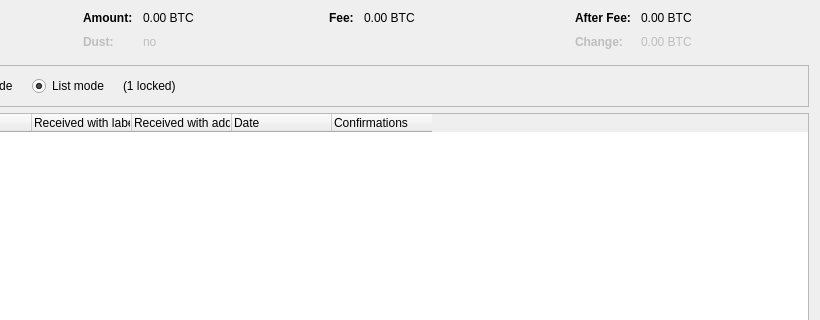
syglee7/zenacoin-ver2, file src/qt/forms/coincontroldialog.ui: the form before one commit; both pictures show x 180 to 1000 and y 0 to 320 of the 1000 by 500 pixel window.
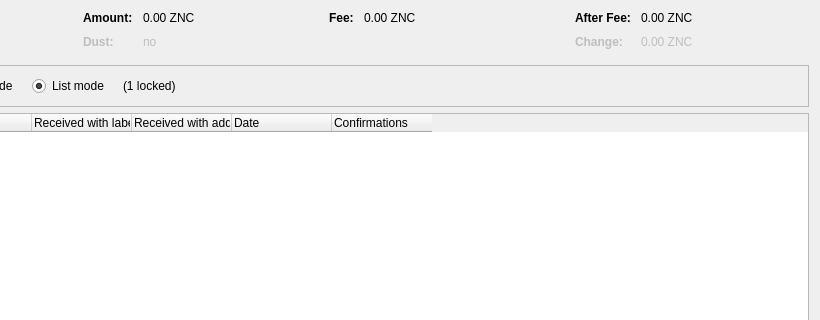
The form after the commit. Custom widgets are drawn as their Qt base class.

Diff of the .ui file:
```diff
--- a/src/qt/forms/coincontroldialog.ui
+++ b/src/qt/forms/coincontroldialog.ui
@@ -132,7 +132,7 @@
           <enum>Qt::ActionsContextMenu</enum>
          </property>
          <property name="text">
-          <string notr="true">0.00 BTC</string>
+          <string notr="true">0.00 ZNC</string>
          </property>
          <property name="textInteractionFlags">
           <set>Qt::LinksAccessibleByMouse|Qt::TextSelectableByKeyboard|Qt::TextSelectableByMouse</set>
@@ -212,7 +212,7 @@
           <enum>Qt::ActionsContextMenu</enum>
          </property>
          <property name="text">
-          <string notr="true">0.00 BTC</string>
+          <string notr="true">0.00 ZNC</string>
          </property>
          <property name="textInteractionFlags">
           <set>Qt::LinksAccessibleByMouse|Qt::TextSelectableByKeyboard|Qt::TextSelectableByMouse</set>
@@ -257,7 +257,7 @@
           <enum>Qt::ActionsContextMenu</enum>
          </property>
          <property name="text">
-          <string notr="true">0.00 BTC</string>
+          <string notr="true">0.00 ZNC</string>
          </property>
          <property name="textInteractionFlags">
           <set>Qt::LinksAccessibleByMouse|Qt::TextSelectableByKeyboard|Qt::TextSelectableByMouse</set>
@@ -292,7 +292,7 @@
           <enum>Qt::ActionsContextMenu</enum>
          </property>
          <property name="text">
-          <string notr="true">0.00 BTC</string>
+          <string notr="true">0.00 ZNC</string>
          </property>
          <property name="textInteractionFlags">
           <set>Qt::LinksAccessibleByMouse|Qt::TextSelectableByKeyboard|Qt::TextSelectableByMouse</set>
```
